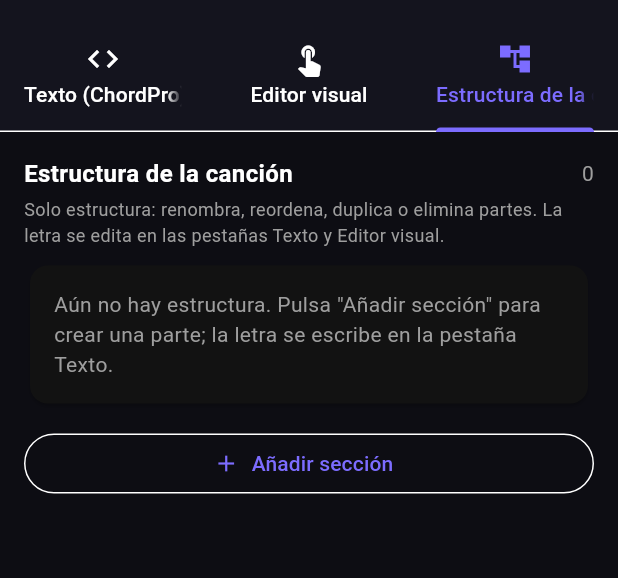
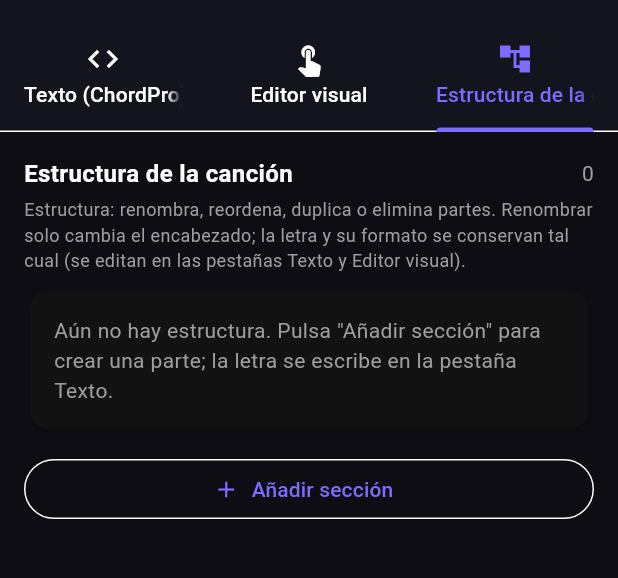
Before and after one commit to solfwer/Songkey, a Flutter app: the SongEditorPage screen opened directly with empty values, tab 3 chosen, on a phone screen of 412 x 824 dp, the part 63-641 px from its top. Run offline on Flutter 3.47's test engine with Material 3 defaults, Android fonts, the phone set to English and light mode, and no system bars; our stand-ins replace file_picker, package_info_plus, share_plus, shared_preferences; missing offline and left inert: syncfusion_flutter_pdf; accounts and stored records are empty.

Commit message:
feat: PDF del setlist con todas las canciones completas, titulos completos visibles y estructura no destructiva (solo cambia el encabezado, conserva el formato; sin Intro inventado)
El PDF de setlist ahora incluye cada cancion con acordes y letra tras el indice. Los titulos largos se muestran completos en la app. Editar la estructura conserva el texto crudo (lineas en blanco), renombrar solo toca el encabezado y las vistas compactas muestran secciones unicas.

```diff
--- a/lib/screens/home/home_screen.dart
+++ b/lib/screens/home/home_screen.dart
@@ -158,7 +158,7 @@ class _RecentTile extends StatelessWidget {
     return ListTile(
       dense: true,
       leading: const Icon(Icons.music_note, color: AppColors.accent),
-      title: Text(song.title, overflow: TextOverflow.ellipsis),
+      title: Text(song.title, maxLines: 3, overflow: TextOverflow.visible),
       subtitle: Text([song.key, if (song.bpm != null) '${song.bpm} BPM'].join(' · ')),
       trailing: const Icon(Icons.chevron_right, size: 20),
       onTap: () => Navigator.of(context).push(MaterialPageRoute(builder: (_) => SongScreen(store: store, songId: song.id))),
--- a/lib/screens/home/library_screen.dart
+++ b/lib/screens/home/library_screen.dart
@@ -129,6 +129,8 @@ class _LibraryScreenState extends State<LibraryScreen> {
                       itemBuilder: (context, i) {
                         final song = list[i];
                         final secs = parseSong(song.body).where((x) => x.kind != SectionKind.other).toList();
+                        // Vista compacta: solo secciones únicas (sin repeticiones).
+                        final uniqueAbbrs = secs.map((x) => x.abbr).toSet().toList();
                         final group = s.groups.where((g) => g.id == song.groupId).map((g) => g.name).cast<String?>().firstWhere((_) => true, orElse: () => null);
                         final duration = formatDuration(song.durationSec);
                         return ListTile(
@@ -145,7 +147,7 @@ class _LibraryScreenState extends State<LibraryScreen> {
                               if (song.style != null && song.style!.isNotEmpty) song.style!,
                               if (song.bpm != null) '${song.bpm} BPM',
                               if (duration.isNotEmpty) duration,
-                              secs.map((x) => x.abbr).join(' · '),
+                              uniqueAbbrs.join(' · '),
                             ].join(' · '),
                             maxLines: 2,
                             overflow: TextOverflow.ellipsis,
--- a/lib/screens/song/song_editor_page.dart
+++ b/lib/screens/song/song_editor_page.dart
@@ -221,8 +221,11 @@ class _SectionsTabState extends State<_SectionsTab> {
   }
 
   void _rebuildBody() {
+    // Recomponer conservando el texto crudo de cada bloque (formato original,
+    // líneas en blanco incluidas): editar la estructura solo cambia los
+    // encabezados/orden, nunca reescribe la letra.
     _pushing = true;
-    widget.controller.text = blocks.map((b) => b.toString()).join('\n');
+    widget.controller.text = blocks.map((b) => b.toRaw()).join('\n');
     _pushing = false;
     setState(() {});
   }
@@ -242,7 +245,7 @@ class _SectionsTabState extends State<_SectionsTab> {
     );
     if (name == null || name.trim().isEmpty) return;
     setState(() {
-      blocks.add(_Block(id: uid(), header: name.trim(), body: ''));
+      blocks.add(_Block(id: uid(), header: name.trim()));
       _rebuildBody();
     });
   }
@@ -258,7 +261,7 @@ class _SectionsTabState extends State<_SectionsTab> {
             Text('${blocks.length}', style: const TextStyle(color: Colors.grey)),
           ]),
           const SizedBox(height: 4),
-          const Text('Solo estructura: renombra, reordena, duplica o elimina partes. La letra se edita en las pestañas Texto y Editor visual.', style: TextStyle(color: Colors.grey, fontSize: 12)),
+          const Text('Estructura: renombra, reordena, duplica o elimina partes. Renombrar solo cambia el encabezado; la letra y su formato se conservan tal cual (se editan en las pestañas Texto y Editor visual).', style: TextStyle(color: Colors.grey, fontSize: 12)),
           const SizedBox(height: 8),
           if (blocks.isEmpty)
             const Card(
@@ -370,7 +373,12 @@ class _SectionCardState extends State<_SectionCard> {
             child: TextField(
               controller: _header,
               style: const TextStyle(fontWeight: FontWeight.bold),
-              decoration: const InputDecoration(isDense: true, border: InputBorder.none),
+              decoration: InputDecoration(
+                isDense: true,
+                border: InputBorder.none,
+                hintText: widget.block.header.isEmpty ? 'Texto inicial (sin encabezado)' : null,
+                hintStyle: const TextStyle(fontWeight: FontWeight.normal, color: Colors.grey, fontStyle: FontStyle.italic),
+              ),
               onChanged: (v) {
                 widget.block.header = v;
                 widget.onChanged();
@@ -403,13 +411,24 @@ String _abbrOf(String header) {
 
 class _Block {
   final String id;
+
+  /// Encabezado (primera línea del bloque). Vacío si el texto inicial no
+  /// tiene encabezado (se conserva tal cual, sin inventar un "Intro").
   String header;
-  String body;
-  _Block({required this.id, required this.header, required this.body});
-  _Block copy() => _Block(id: uid(), header: header, body: body);
 
-  @override
-  String toString() => '$header\n$body';
+  /// Líneas que siguen al encabezado, exactamente como se escribieron
+  /// (incluye las líneas en blanco entre secciones).
+  final List<String> content;
+  _Block({required this.id, required this.header, List<String>? content}) : content = content ?? [];
+
+  /// Copia completa (duplicar sección = encabezado + letra).
+  _Block copy() => _Block(id: uid(), header: header, content: [...content]);
+
+  /// Texto crudo del bloque conservando el formato original.
+  String toRaw() => [
+        if (header.isNotEmpty) header,
+        ...content,
+      ].join('\n');
 }
 
 List<_Block> _parseBlocks(String text) {
@@ -418,20 +437,17 @@ List<_Block> _parseBlocks(String text) {
   _Block? cur;
   for (final line in lines) {
     if (isSectionHeader(line)) {
-      if (cur != null) blocks.add(cur);
-      cur = _Block(id: uid(), header: line.trim(), body: '');
+      cur = _Block(id: uid(), header: line.trim());
+      blocks.add(cur);
     } else if (cur != null) {
-      cur.body = '${cur.body.isEmpty ? '' : '\n'}$line';
+      cur.content.add(line);
     } else if (line.trim().isNotEmpty) {
-      // Líneas antes del primer encabezado -> crear bloque "Intro"
-      if (blocks.isEmpty || blocks.last.header != 'Intro') {
-        cur = _Block(id: uid(), header: 'Intro', body: line);
-      } else {
-        cur!.body = '${cur.body}\n$line';
-      }
+      // Líneas antes del primer encabezado: bloque sin encabezado, se
+      // conserva tal cual.
+      cur = _Block(id: uid(), header: '', content: [line]);
+      blocks.add(cur);
     }
   }
-  if (cur != null) blocks.add(cur);
   return blocks;
 }
 
--- a/lib/screens/song/song_screen.dart
+++ b/lib/screens/song/song_screen.dart
@@ -104,7 +104,7 @@ class _SongScreenState extends State<SongScreen> {
     return Scaffold(
       key: _scaffoldKey,
       appBar: AppBar(
-        title: Text(displayed.title, overflow: TextOverflow.ellipsis),
+        title: Text(displayed.title, maxLines: 2, overflow: TextOverflow.visible, style: const TextStyle(fontSize: 17)),
         actions: [
           _KeySelector(song: displayed, value: config.semitones == 0 ? null : sharpen(transposeChord(displayed.key, config.semitones)), american: config.americanNotation, onSelected: (k) => setState(() => config.semitones = semitoneShift(displayed.key, k))),
           IconButton(icon: const Icon(Icons.tune), tooltip: 'Opciones de vista', onPressed: () => _scaffoldKey.currentState?.openEndDrawer()),
```
Also changed, not shown: lib/services/setlist_export.dart (+110 -21 lines).
